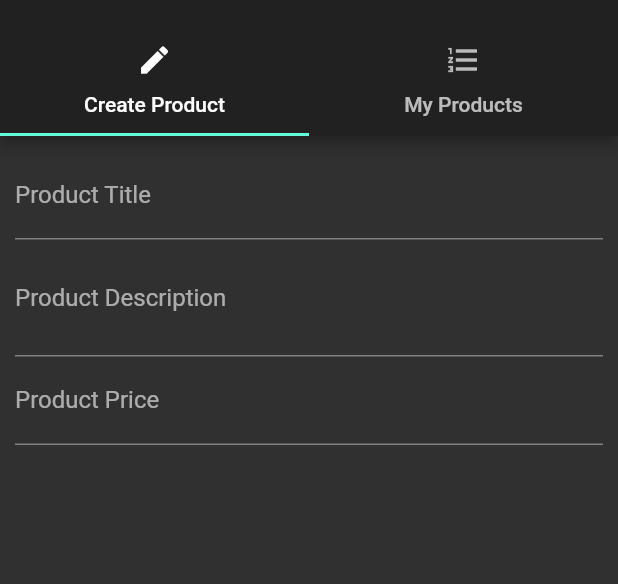
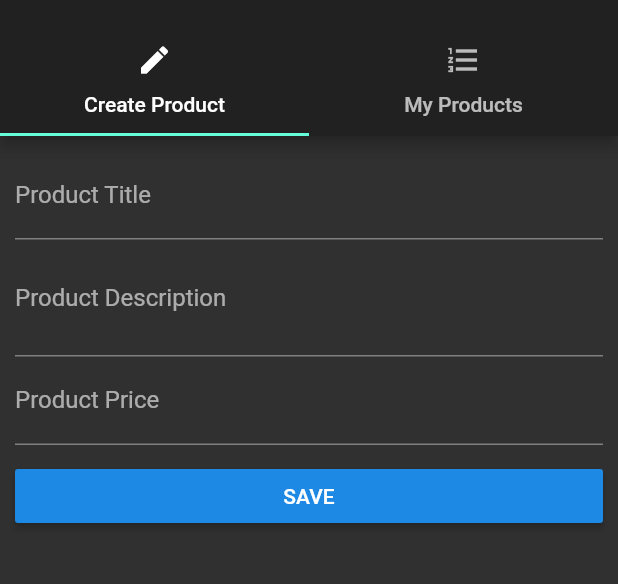
Before and after one commit to AllanJone/flutter_course, a Flutter app: the screen it shows after launch, in the side drawer, after a tap on "Manage Products", on a phone screen of 412 x 824 dp, the part 59-643 px from its top. Run offline on Flutter 3.47's test engine with Material 2 defaults, Android fonts, the phone set to English and light mode, and no system bars.

Commit message:
Finished adding form in product create page

```diff
--- a/lib/main.dart
+++ b/lib/main.dart
@@ -13,9 +13,9 @@ class MyApp extends StatefulWidget {
 }
 
 class _MyAppState extends State<MyApp> {
-  List<Map<String, String>> _products = [];
+  List<Map<String, dynamic>> _products = [];
 
-  void _addProduct(Map<String, String> product) {
+  void _addProduct(Map<String, dynamic> product) {
     setState(() {
       _products.add(product);
     });
@@ -34,10 +34,10 @@ class _MyAppState extends State<MyApp> {
       theme: ThemeData.dark(),
       routes: {
         '/': (BuildContext context) => ProductsPage(
-            products: _products,
-            addProduct: _addProduct,
-            deleteProduct: _deleteProduct),
-        '/admin': (BuildContext context) => ProductsAdminPage(),
+              products: _products,
+            ),
+        '/admin': (BuildContext context) => ProductsAdminPage(
+            addProduct: _addProduct, deleteProduct: _deleteProduct),
       },
       onGenerateRoute: (RouteSettings settings) {
         final List<String> pathElements = settings.name.split('/');
@@ -57,10 +57,7 @@ class _MyAppState extends State<MyApp> {
       },
       onUnknownRoute: (RouteSettings settings) {
         return MaterialPageRoute(
-          builder: (BuildContext context) => ProductsPage(
-              products: _products,
-              addProduct: _addProduct,
-              deleteProduct: _deleteProduct),
+          builder: (BuildContext context) => ProductsPage(products: _products),
         );
       },
     );
--- a/lib/pages/product_create.dart
+++ b/lib/pages/product_create.dart
@@ -1,6 +1,10 @@
 import 'package:flutter/material.dart';
 
 class ProductCreatePage extends StatefulWidget {
+  final Function addProduct;
+
+  ProductCreatePage({this.addProduct});
+
   @override
   _ProductCreatePageState createState() => _ProductCreatePageState();
 }
@@ -14,7 +18,7 @@ class _ProductCreatePageState extends State<ProductCreatePage> {
   Widget build(BuildContext context) {
     return Container(
       margin: EdgeInsets.all(10.0),
-      child: Column(
+      child: ListView(
         children: <Widget>[
           TextField(
             decoration: InputDecoration(
@@ -44,6 +48,22 @@ class _ProductCreatePageState extends State<ProductCreatePage> {
               });
             },
           ),
+          SizedBox(
+            height: 10.0,
+          ),
+          RaisedButton(
+            child: Text('SAVE'),
+            onPressed: () {
+              final Map<String, dynamic> product = {
+                'title': titleValue,
+                'description': descriptionValue,
+                'price': priceValue,
+                'image': 'assets/Elizabeth_Olsen.jpg'
+              };
+              widget.addProduct(product);
+              Navigator.pushReplacementNamed(context, '/');
+            },
+          ),
         ],
       ),
     );
--- a/lib/pages/products.dart
+++ b/lib/pages/products.dart
@@ -1,13 +1,10 @@
 import 'package:flutter/material.dart';
-import 'package:flutter_course/pages/products_admin.dart';
 import 'package:flutter_course/product_manager.dart';
 
 class ProductsPage extends StatelessWidget {
-  final List<Map<String, String>> products;
-  final Function addProduct;
-  final Function deleteProduct;
+  final List<Map<String, dynamic>> products;
 
-  ProductsPage({this.products, this.addProduct, this.deleteProduct});
+  ProductsPage({this.products});
 
   @override
   Widget build(BuildContext context) {
@@ -22,11 +19,8 @@ class ProductsPage extends StatelessWidget {
             ListTile(
               title: Text('Manage Products'),
               onTap: () {
-                Navigator.pushReplacement(
-                    context,
-                    MaterialPageRoute(
-                        builder: (BuildContext context) =>
-                            ProductsAdminPage()));
+                Navigator.pushReplacementNamed(
+                    context,'/admin');
               },
             ),
           ],
@@ -35,10 +29,7 @@ class ProductsPage extends StatelessWidget {
       appBar: AppBar(
         title: Text('Product List'),
       ),
-      body: ProductManager(
-          products: products,
-          addProduct: addProduct,
-          deleteProduct: deleteProduct),
+      body: ProductManager(products: products),
     );
   }
 }
--- a/lib/pages/products_admin.dart
+++ b/lib/pages/products_admin.dart
@@ -3,6 +3,11 @@ import 'package:flutter_course/pages/product_list.dart';
 import 'package:flutter_course/pages/product_create.dart';
 
 class ProductsAdminPage extends StatelessWidget {
+  final Function addProduct;
+  final Function deleteProduct;
+
+  ProductsAdminPage({this.addProduct, this.deleteProduct});
+
   @override
   Widget build(BuildContext context) {
     return DefaultTabController(
@@ -42,7 +47,7 @@ class ProductsAdminPage extends StatelessWidget {
         body: Center(
           child: TabBarView(
             children: <Widget>[
-              ProductCreatePage(),
+              ProductCreatePage(addProduct: addProduct),
               ProductListPage(),
             ],
           ),
--- a/lib/product_manager.dart
+++ b/lib/product_manager.dart
@@ -1,26 +1,17 @@
 import 'package:flutter/material.dart';
-import 'package:flutter_course/product_control.dart';
 import 'package:flutter_course/products.dart';
 
 class ProductManager extends StatelessWidget {
-  final List<Map<String, String>> products;
-  final Function addProduct;
-  final Function deleteProduct;
+  final List<Map<String, dynamic>> products;
 
-  ProductManager({this.products, this.addProduct, this.deleteProduct});
+  ProductManager({this.products});
 
   @override
   Widget build(BuildContext context) {
     return Column(
       children: [
-        Container(
-          padding: EdgeInsets.all(10.0),
-          child: ProductControl(
-            addProduct: addProduct,
-          ),
-        ),
         Expanded(
-          child: Products(products: products, deleteProduct: deleteProduct),
+          child: Products(products: products),
         ),
       ],
     );
```
Also changed, not shown: lib/products.dart (+6 -13 lines).
